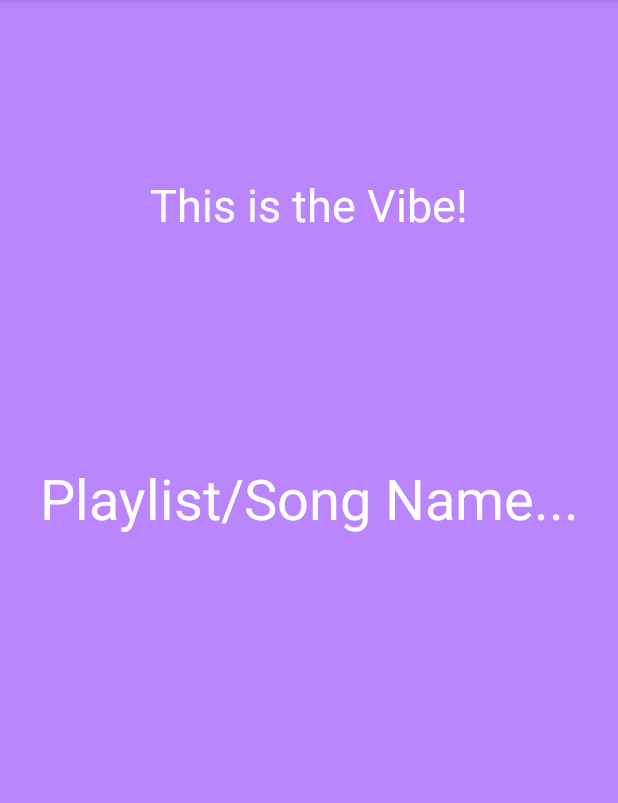
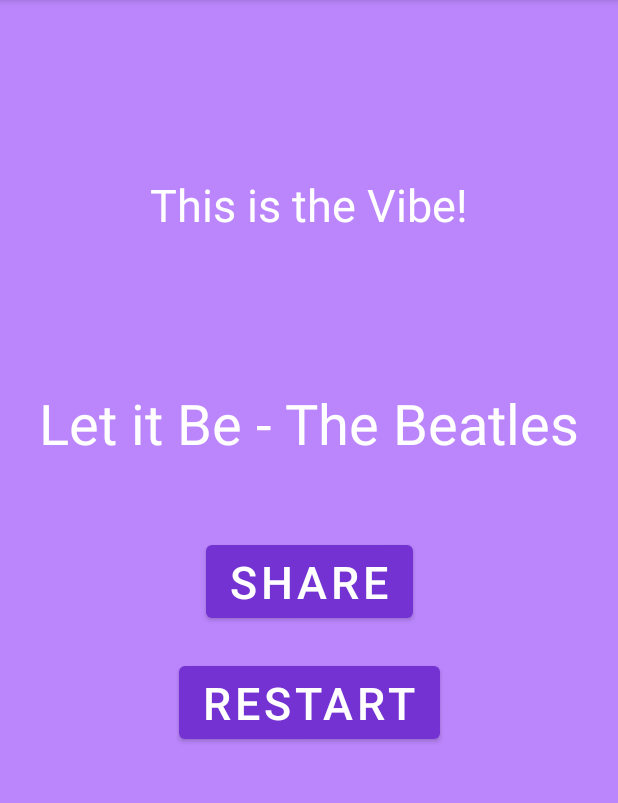
Before and after one commit to GU-App-Development/What-s-The-Vibe-, an Android app: the ResultActivity screen opened directly, with no data from a screen before it, on a phone screen of 412 x 824 dp, the part 84-887 px from its top. Run offline under Robolectric (Android 15) with nearby library versions, the phone set to English and light mode, and no system bars.

Commit message:
11/16 Result Activity Share and Restart Buttons Added and Working. Adam White/Katie Imhof

```diff
--- a/app/src/main/AndroidManifest.xml
+++ b/app/src/main/AndroidManifest.xml
@@ -2,6 +2,11 @@
 <manifest xmlns:android="http://schemas.android.com/apk/res/android"
     xmlns:tools="http://schemas.android.com/tools">
 
+    <queries>
+        <intent>
+            <action android:name="android.intent.action.Send"/>
+        </intent>
+    </queries>
 
     <application
         android:allowBackup="true"
--- a/app/src/main/java/com/zybooks/whatsthevibe/MainActivity.kt
+++ b/app/src/main/java/com/zybooks/whatsthevibe/MainActivity.kt
@@ -9,7 +9,6 @@ import android.widget.Button
 class MainActivity : AppCompatActivity() {
 
     private lateinit var beginButton : Button
-    private lateinit var shareButton : Button
 
 
     override fun onCreate(savedInstanceState: Bundle?) {
@@ -21,7 +20,5 @@ class MainActivity : AppCompatActivity() {
             val intent = Intent(this, QuizActivity::class.java)
             startActivity(intent)
         }
-
-        shareButton = findViewById(R.id.share_button)
     }
 }
--- a/app/src/main/java/com/zybooks/whatsthevibe/QuizActivity.kt
+++ b/app/src/main/java/com/zybooks/whatsthevibe/QuizActivity.kt
@@ -67,7 +67,6 @@ class QuizActivity : AppCompatActivity() {
             }
         }
         catch(e: Exception){
-            Toast.makeText(this, "WE HEREEE", Toast.LENGTH_SHORT).show()
             val intent = Intent(this, ResultActivity::class.java)
             startActivity(intent)
         }
--- a/app/src/main/java/com/zybooks/whatsthevibe/ResultActivity.kt
+++ b/app/src/main/java/com/zybooks/whatsthevibe/ResultActivity.kt
@@ -1,15 +1,57 @@
 package com.zybooks.whatsthevibe
 
+import android.content.Intent
 import androidx.appcompat.app.AppCompatActivity
 import android.os.Bundle
+import android.view.View
+import android.widget.Button
+import android.widget.TextView
+import java.lang.Math
 
 class ResultActivity : AppCompatActivity() {
 
     val SongPlaylistGeneratorObject = SongPlaylistGenerator()
-
+    private lateinit var SongNameText : TextView
+    private lateinit var ShareButton : Button
+    private lateinit var RestartButton : Button
+    private lateinit var randomSong : String
 
     override fun onCreate(savedInstanceState: Bundle?) {
         super.onCreate(savedInstanceState)
         setContentView(R.layout.activity_result)
+
+        SongNameText = findViewById(R.id.song_name_text)
+        val values = (0.. 9).toList()
+        val randomIndex = values.random()
+        randomSong = SongPlaylistGeneratorObject.AllSongs[randomIndex]
+        SongNameText.setText(randomSong)
+
+        ShareButton = findViewById(R.id.share_button)
+        ShareButton.setOnClickListener{view: View ->
+            onShareButtonClick(view)
+        }
+        RestartButton = findViewById(R.id.restart_button)
+        RestartButton.setOnClickListener{view: View ->
+            onRestartButtonClick(view)
+        }
     }
+
+    private fun onShareButtonClick(view: View){
+        val intent = Intent(Intent.ACTION_SEND)
+        intent.type = "text/plain"
+        intent.putExtra(Intent.EXTRA_SUBJECT, "What's the Vibe Results")
+        intent.putExtra(Intent.EXTRA_TEXT, "Hey Check Out $randomSong! I found it on the What's the Vibe App!")
+
+        if (intent.resolveActivity(packageManager) != null) {
+            val chooser = Intent.createChooser(intent, "Share URL")
+            startActivity(chooser)
+        }
+    }
+
+    private fun onRestartButtonClick(view: View){
+        val intent = Intent(this, MainActivity::class.java)
+        startActivity(intent)
+    }
+
+
 }
--- a/app/src/main/res/layout/activity_result.xml
+++ b/app/src/main/res/layout/activity_result.xml
@@ -23,6 +23,7 @@
 
 
     <TextView
+        android:id="@+id/song_name_text"
         android:layout_width="wrap_content"
         android:layout_height="wrap_content"
         android:textColor="@color/white"
@@ -31,7 +32,30 @@
         app:layout_constraintTop_toBottomOf="@id/result_text"
         app:layout_constraintLeft_toLeftOf="parent"
         app:layout_constraintRight_toRightOf="parent"
-        android:layout_marginTop="150dp"
+        android:layout_marginTop="100dp"
         />
+    <Button
+        android:id="@+id/share_button"
+        style="@style/begin_button_text"
+        android:layout_width="wrap_content"
+        android:layout_height="wrap_content"
+        android:text="@string/share_button_text"
+        app:layout_constraintTop_toBottomOf="@id/song_name_text"
+        app:layout_constraintLeft_toLeftOf="parent"
+        app:layout_constraintRight_toRightOf="parent"
+        android:layout_marginTop="50dp"/>
+
+    <Button
+        android:id="@+id/restart_button"
+        style="@style/begin_button_text"
+        android:layout_width="wrap_content"
+        android:layout_height="wrap_content"
+        android:text="@string/restart_button_text"
+        app:layout_constraintTop_toBottomOf="@id/share_button"
+        app:layout_constraintLeft_toLeftOf="parent"
+        app:layout_constraintRight_toRightOf="parent"
+        android:layout_marginTop="20dp"/>
+
+
 
 </androidx.constraintlayout.widget.ConstraintLayout>
--- a/app/src/main/res/values/strings.xml
+++ b/app/src/main/res/values/strings.xml
@@ -10,4 +10,5 @@
     <string name="answer3_text">Answer3</string>
     <string name="answer4_text">Answer4</string>
     <string name="result_text">This is the Vibe!</string>
+    <string name="restart_button_text">Restart</string>
 </resources>
```
Also changed, not shown: app/src/main/res/layout/activity_main.xml (+0 -10 lines).
